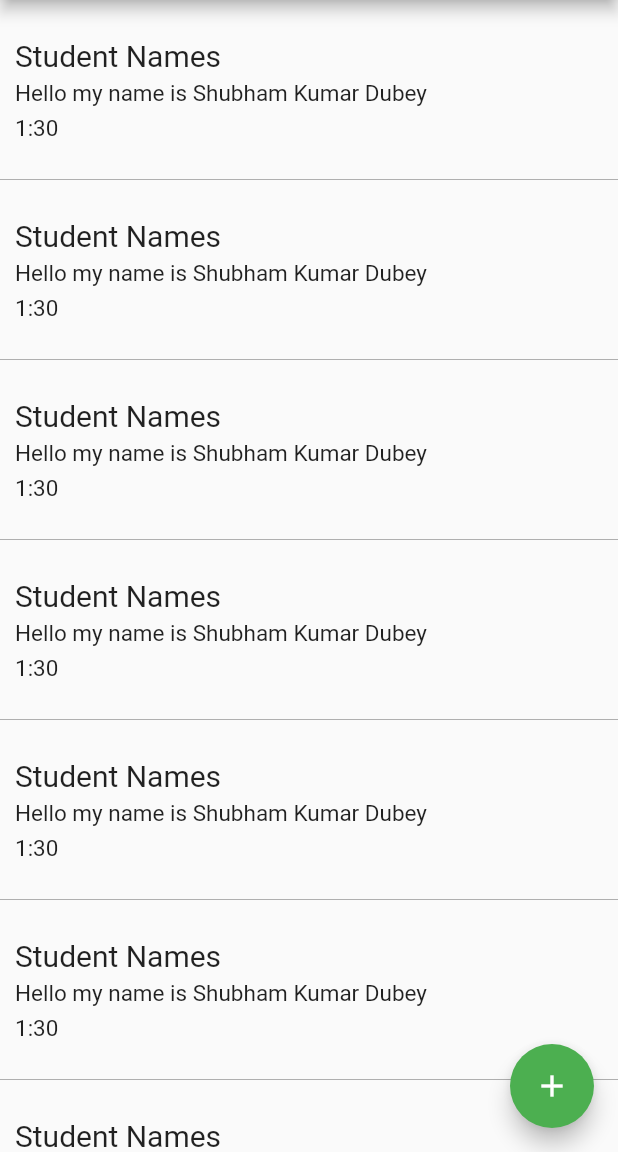
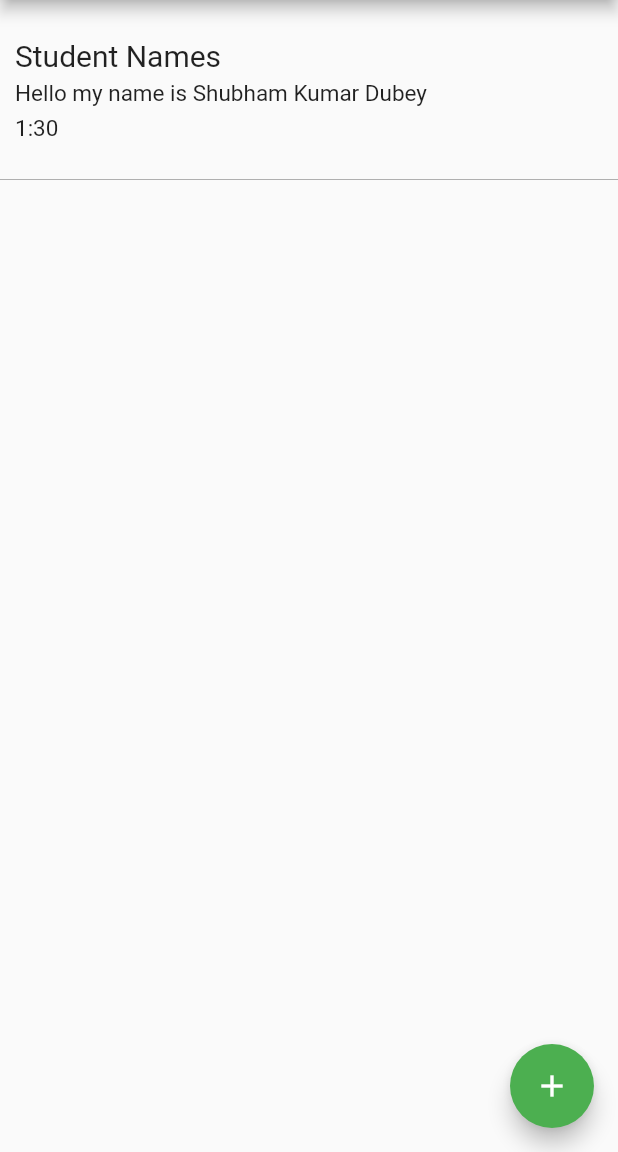
Before and after one commit to souravkumardubey/Memo, a Flutter app: the screen it shows after launch, on a phone screen of 412 x 824 dp, the part 84-1236 px from its top. Run offline on Flutter 3.47's test engine with Material 2 defaults, Android fonts, the phone set to English and light mode, and no system bars.

Commit message:
removed repeated task

```diff
--- a/lib/main.dart
+++ b/lib/main.dart
@@ -89,21 +89,6 @@ class MemoHome extends StatelessWidget {
       body: ListView(
         children: <Widget>[
           item(),
-          item(),
-          item(),
-          item(),
-          item(),
-          item(),
-          item(),
-          item(),
-          item(),
-          item(),
-          item(),
-          item(),
-          item(),
-          item(),
-          item(),
-          item(),
         ],
       ),
     );
```
